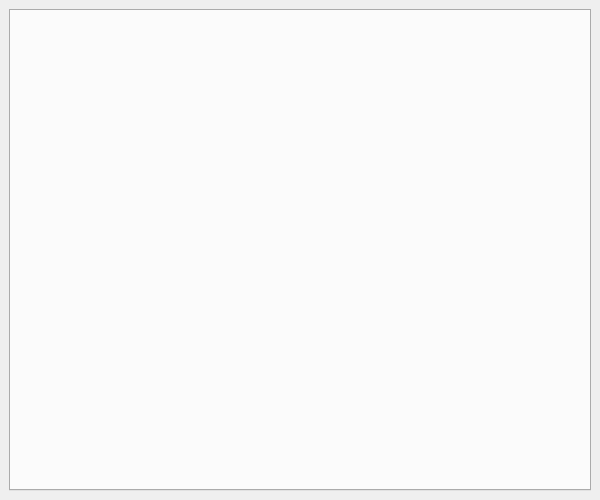
JoelZhu/CANTool, file ui/Home.ui: the form before one commit.
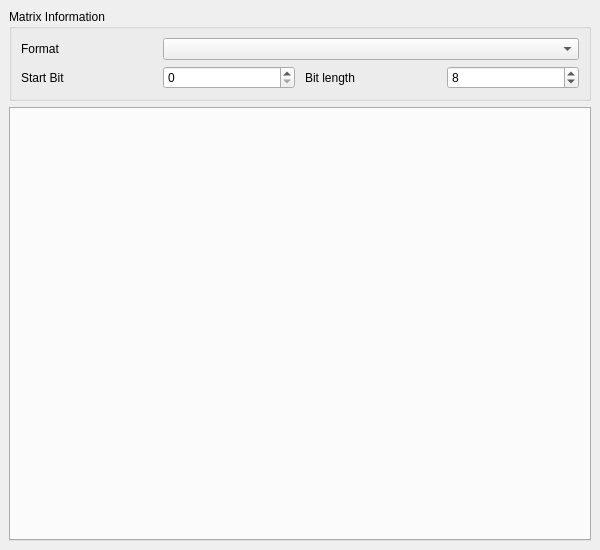
The form after the commit.

Commit message: 新增 Generator 和 Matrix 页面

Patch:
```diff
--- a/ui/Home.ui
+++ b/ui/Home.ui
@@ -7,14 +7,83 @@
                 <x>0</x>
                 <y>0</y>
                 <width>600</width>
-                <height>500</height>
+                <height>550</height>
             </rect>
         </property>
         <property name="windowTitle">
             <string>CAN Tool</string>
         </property>
         <widget class="QWidget" name="centralWidget">
-            <layout class="QVBoxLayout" name="verticalLayout">
+            <layout class="QVBoxLayout" name="mainLayout">
+                <!-- 参数区域 -->
+                <item>
+                    <widget class="QGroupBox" name="groupBoxParams">
+                        <property name="title">
+                            <string>Matrix Information</string>
+                        </property>
+                        <layout class="QGridLayout" name="paramsLayout">
+                            <property name="horizontalSpacing">
+                                <number>10</number>
+                            </property>
+                            <property name="verticalSpacing">
+                                <number>6</number>
+                            </property>
+                            <!-- 第0行：Format -->
+                            <item row="0" column="0" colspan="1">
+                                <widget class="QLabel" name="labelFormat">
+                                    <property name="text">
+                                        <string>Format</string>
+                                    </property>
+                                </widget>
+                            </item>
+                            <item row="0" column="1" colspan="3">
+                                <widget class="QComboBox" name="comboFormat"/>
+                            </item>
+                            <!-- 第1行：Start Bit -->
+                            <item row="1" column="0">
+                                <widget class="QLabel" name="labelStartBit">
+                                    <property name="text">
+                                        <string>Start Bit</string>
+                                    </property>
+                                </widget>
+                            </item>
+                            <item row="1" column="1">
+                                <widget class="QSpinBox" name="spinStartBit">
+                                    <property name="minimum">
+                                        <number>0</number>
+                                    </property>
+                                    <property name="maximum">
+                                        <number>511</number>
+                                    </property>
+                                    <property name="value">
+                                        <number>0</number>
+                                    </property>
+                                </widget>
+                            </item>
+                            <item row="1" column="2">
+                                <widget class="QLabel" name="labelBitLength">
+                                    <property name="text">
+                                        <string>Bit length</string>
+                                    </property>
+                                </widget>
+                            </item>
+                            <item row="1" column="3">
+                                <widget class="QSpinBox" name="spinBitLength">
+                                    <property name="minimum">
+                                        <number>1</number>
+                                    </property>
+                                    <property name="maximum">
+                                        <number>64</number>
+                                    </property>
+                                    <property name="value">
+                                        <number>8</number>
+                                    </property>
+                                </widget>
+                            </item>
+                        </layout>
+                    </widget>
+                </item>
+                <!-- TabWidget 区域 -->
                 <item>
                     <widget class="QTabWidget" name="tabWidget"/>
                 </item>
```
The commit also changes 12 other files.
